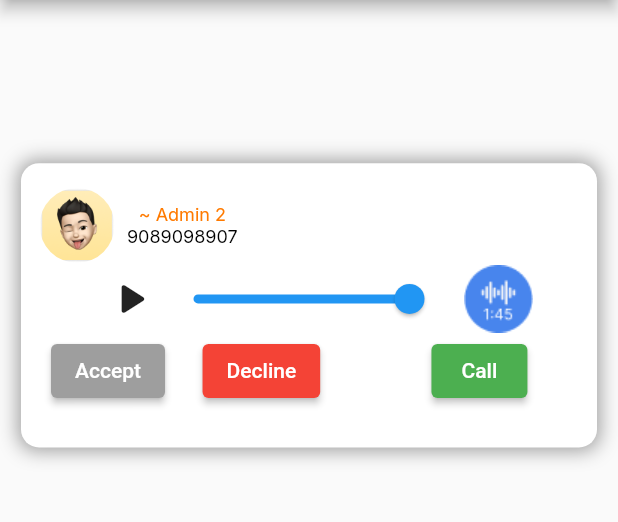
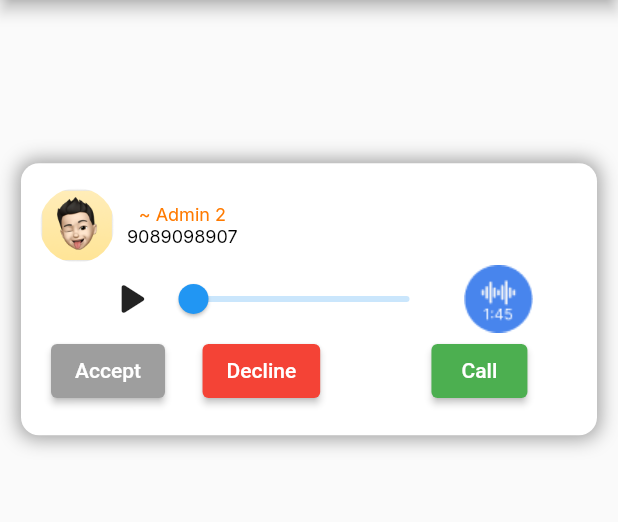
Before and after one commit to TharikFAD/rickshaw_ui_design, a Flutter app: the BookingsPage screen opened by its route, on a phone screen of 412 x 824 dp, the part 84-606 px from its top. Run offline on Flutter 3.47's test engine with Material 2 defaults, Android fonts, the phone set to English and light mode, and no system bars; our stand-ins replace google_fonts, google_maps_flutter, intl_phone_field, otp_text_field.

Commit message:
bookings mod

```diff
--- a/lib/pages/bookingsPage/widgets/bookings_card.dart
+++ b/lib/pages/bookingsPage/widgets/bookings_card.dart
@@ -15,8 +15,9 @@ class _BookingsCardState extends State<BookingsCard> {
   Widget build(BuildContext context) {
     var size = MediaQuery.of(context).size;
     return Container(
-      height: size.height * 0.23,
       width: double.infinity,
+
+      //Decoration
       decoration: BoxDecoration(
         borderRadius: BorderRadius.circular(12),
         boxShadow: [
@@ -37,11 +38,15 @@ class _BookingsCardState extends State<BookingsCard> {
           ), //BoxShadow
         ],
       ),
+
+      //Child
       child: Column(
         children: [
           SizedBox(
             height: size.height * 0.02,
           ),
+
+          //User Info
           Row(
             children: [
               SizedBox(
@@ -52,7 +57,7 @@ class _BookingsCardState extends State<BookingsCard> {
                 height: 50,
                 width: 50,
                 decoration: BoxDecoration(
-                  borderRadius: BorderRadius.circular(90),
+                  shape: BoxShape.circle,
                   color: Colors.white,
                 ),
                 child: ClipRRect(
@@ -62,9 +67,12 @@ class _BookingsCardState extends State<BookingsCard> {
                   child: Image.asset('assets/UngaAuto.png'),
                 ),
               ),
+
+              //Spacing
               SizedBox(
                 width: size.width * 0.02,
               ),
+
               //Name and Phone Number
               Column(
                 children: [
@@ -88,6 +96,7 @@ class _BookingsCardState extends State<BookingsCard> {
               ),
             ],
           ),
+
           //Audio Player
           Row(
             mainAxisAlignment: MainAxisAlignment.center,
@@ -102,7 +111,7 @@ class _BookingsCardState extends State<BookingsCard> {
                   size: 36,
                 ),
               ),
-              Slider(value: 1, onChanged: (value) {}),
+              Slider(value: 0, onChanged: (value) {}),
               SizedBox(
                 width: size.width * 0.03,
               ),
@@ -143,6 +152,10 @@ class _BookingsCardState extends State<BookingsCard> {
               )
             ],
           ),
+
+          SizedBox(
+            height: size.height * 0.023,
+          ),
         ],
       ),
     );
```
